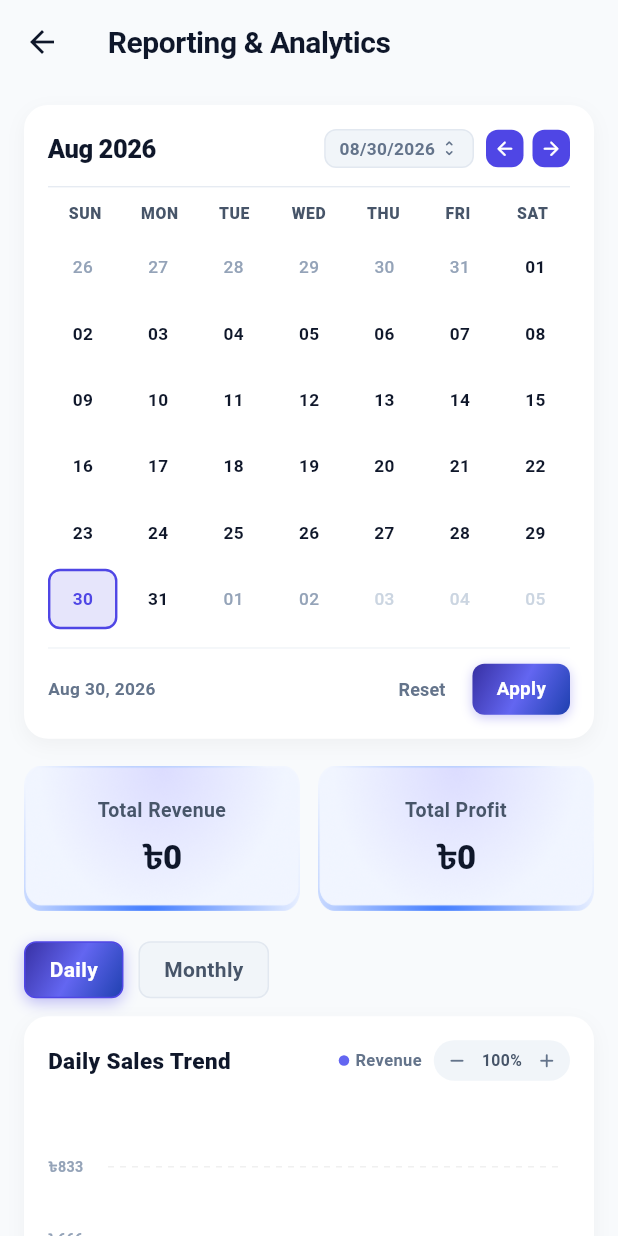
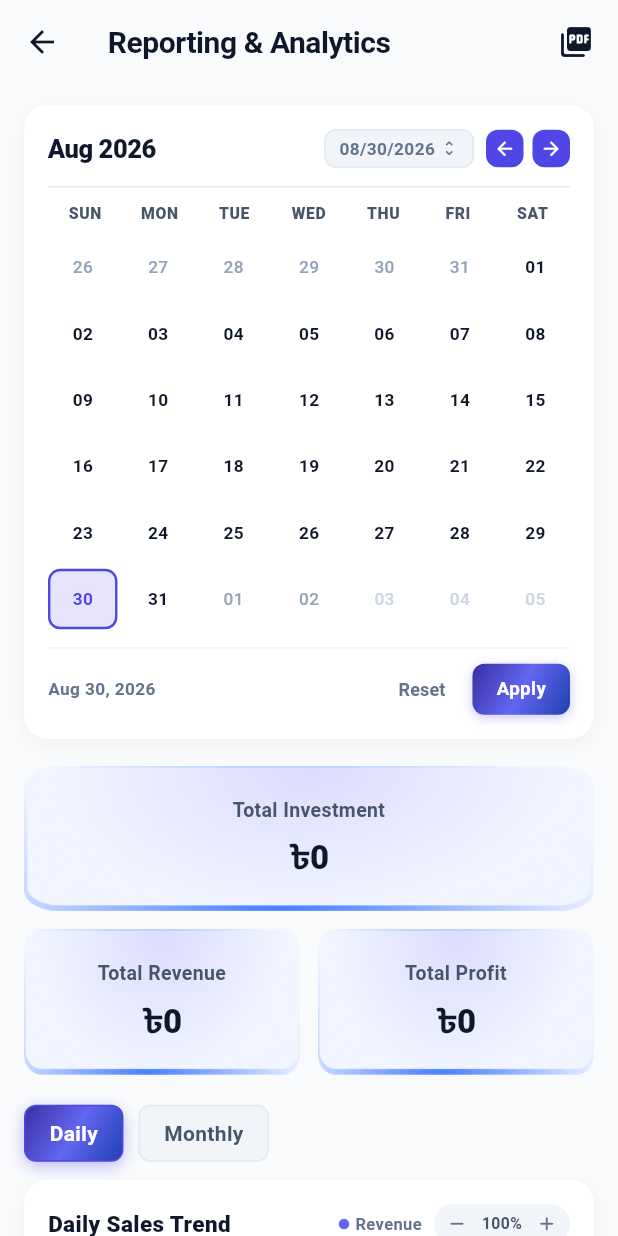
Before and after one commit to MaxJakaria/gear_track, a Flutter app: the ReportsPage screen opened directly, after a tap on "30", on a phone screen of 412 x 824 dp. Run offline on Flutter 3.47's test engine with Material 3 defaults, Android fonts, the light colour scheme and no system bars; drawn by our look-alikes of fl_chart; our stand-ins replace cloud_firestore, equatable, firebase_auth, firebase_core, flutter_bloc, fpdart and 3 more; missing offline and left inert: mobile_scanner; accounts and stored records are empty.

Commit message:
feat(reports): add direct PDF export, total investment metric, and optimized report performance

```diff
--- a/lib/core/widgets/app_drawer.dart
+++ b/lib/core/widgets/app_drawer.dart
@@ -641,7 +641,7 @@ class _AppDrawerState extends State<AppDrawer> {
                         width: 30,
                         height: 30,
                         fit: BoxFit.contain,
-                        errorBuilder: (_, __, ___) => Container(
+                        errorBuilder: (_, _, _) => Container(
                           decoration: BoxDecoration(
                             gradient: const LinearGradient(
                               colors: [Color(0xFF6366F1), Color(0xFF8B5CF6)],
--- a/lib/feature/reports/data/models/analytics_summary_model.dart
+++ b/lib/feature/reports/data/models/analytics_summary_model.dart
@@ -6,6 +6,7 @@ class AnalyticsSummaryModel extends AnalyticsSummary {
     required super.totalProfit,
     required super.itemsSold,
     required super.lowStockAlerts,
+    super.totalInvestment = 0.0,
   });
 
   factory AnalyticsSummaryModel.fromMap(Map<String, dynamic> map) {
@@ -14,6 +15,7 @@ class AnalyticsSummaryModel extends AnalyticsSummary {
       totalProfit: (map['totalProfit'] as num?)?.toDouble() ?? 0.0,
       itemsSold: (map['itemsSold'] as num?)?.toInt() ?? 0,
       lowStockAlerts: (map['lowStockAlerts'] as num?)?.toInt() ?? 0,
+      totalInvestment: (map['totalInvestment'] as num?)?.toDouble() ?? 0.0,
     );
   }
 
@@ -23,6 +25,7 @@ class AnalyticsSummaryModel extends AnalyticsSummary {
       'totalProfit': totalProfit,
       'itemsSold': itemsSold,
       'lowStockAlerts': lowStockAlerts,
+      'totalInvestment': totalInvestment,
     };
   }
 
@@ -32,6 +35,7 @@ class AnalyticsSummaryModel extends AnalyticsSummary {
       totalProfit: entity.totalProfit,
       itemsSold: entity.itemsSold,
       lowStockAlerts: entity.lowStockAlerts,
+      totalInvestment: entity.totalInvestment,
     );
   }
 }
--- a/lib/feature/reports/data/repository/reports_repository_impl.dart
+++ b/lib/feature/reports/data/repository/reports_repository_impl.dart
@@ -19,6 +19,10 @@ class ReportsRepositoryImpl implements ReportsRepository {
   final ReportsRemoteDataSource remoteDataSource;
   final SettingsRepository settingsRepository;
 
+  List<SaleModel>? _cachedSales;
+  List<ProductModel>? _cachedProducts;
+  CostCodeMapping? _cachedCostCodeMapping;
+
   ReportsRepositoryImpl({
     required this.remoteDataSource,
     required this.settingsRepository,
@@ -29,21 +33,39 @@ class ReportsRepositoryImpl implements ReportsRepository {
     ReportPeriod period, {
     DateTime? startDate,
     DateTime? endDate,
+    bool forceRefresh = false,
   }) async {
     try {
+      final List<SaleModel> allSales;
+      final List<ProductModel> allProducts;
+      final CostCodeMapping costCodeMapping;
+
+      if (!forceRefresh &&
+          _cachedSales != null &&
+          _cachedProducts != null &&
+          _cachedCostCodeMapping != null) {
+        allSales = _cachedSales!;
+        allProducts = _cachedProducts!;
+        costCodeMapping = _cachedCostCodeMapping!;
+      } else {
         final results = await Future.wait([
           remoteDataSource.getAllSales(),
           remoteDataSource.getAllProducts(),
           settingsRepository.getCostCodeMapping(),
         ]);
 
-      final allSales = results[0] as List<SaleModel>;
-      final allProducts = results[1] as List<ProductModel>;
+        allSales = results[0] as List<SaleModel>;
+        allProducts = results[1] as List<ProductModel>;
         final costCodeMappingEither =
             results[2] as Either<Failure, CostCodeMapping>;
-      final costCodeMapping = costCodeMappingEither.getOrElse(
+        costCodeMapping = costCodeMappingEither.getOrElse(
           (_) => CostCodeMapping.defaultMapping(),
         );
+
+        _cachedSales = allSales;
+        _cachedProducts = allProducts;
+        _cachedCostCodeMapping = costCodeMapping;
+      }
 
       final now = DateTime.now();
 
@@ -60,11 +82,19 @@ class ReportsRepositoryImpl implements ReportsRepository {
             (productStockCountMap[key] ?? 0) + prod.stockCount;
       }
 
-      // 2. Compute Low Stock Alerts (Products with total stock <= 5)
+      // 2. Compute Low Stock Alerts & Total Investment (in-stock items value)
       int lowStockCount = 0;
       for (final totalStock in productStockCountMap.values) {
         if (totalStock <= 5) {
           lowStockCount++;
+        }
+      }
+
+      double totalInvestment = 0.0;
+      for (final prod in allProducts) {
+        if (prod.stockCount > 0) {
+          final costPerUnit = costCodeMapping.decode(prod.costCode);
+          totalInvestment += prod.stockCount * costPerUnit;
         }
       }
 
@@ -258,6 +288,7 @@ class ReportsRepositoryImpl implements ReportsRepository {
           totalProfit: totalProfit,
           itemsSold: itemsSold,
           lowStockAlerts: lowStockCount,
+          totalInvestment: totalInvestment,
         ),
         salesRecords: salesRecords,
         dailySalesTrend: dailySalesTrend,
--- a/lib/feature/reports/domain/entities/analytics_summary.dart
+++ b/lib/feature/reports/domain/entities/analytics_summary.dart
@@ -5,19 +5,22 @@ class AnalyticsSummary extends Equatable {
   final double totalProfit;
   final int itemsSold;
   final int lowStockAlerts;
+  final double totalInvestment;
 
   const AnalyticsSummary({
     required this.totalSales,
     required this.totalProfit,
     required this.itemsSold,
     required this.lowStockAlerts,
+    this.totalInvestment = 0.0,
   });
 
   const AnalyticsSummary.empty()
     : totalSales = 0.0,
       totalProfit = 0.0,
       itemsSold = 0,
-        lowStockAlerts = 0;
+      lowStockAlerts = 0,
+      totalInvestment = 0.0;
 
   @override
   List<Object?> get props => [
@@ -25,5 +28,6 @@ class AnalyticsSummary extends Equatable {
     totalProfit,
     itemsSold,
     lowStockAlerts,
+    totalInvestment,
   ];
 }
--- a/lib/feature/reports/domain/repository/reports_repository.dart
+++ b/lib/feature/reports/domain/repository/reports_repository.dart
@@ -8,5 +8,6 @@ abstract class ReportsRepository {
     ReportPeriod period, {
     DateTime? startDate,
     DateTime? endDate,
+    bool forceRefresh = false,
   });
 }
--- a/lib/feature/reports/domain/usecases/get_analytics_report.dart
+++ b/lib/feature/reports/domain/usecases/get_analytics_report.dart
@@ -13,11 +13,13 @@ class GetAnalyticsReport {
     ReportPeriod period, {
     DateTime? startDate,
     DateTime? endDate,
+    bool forceRefresh = false,
   }) async {
     return await repository.getAnalyticsReport(
       period,
       startDate: startDate,
       endDate: endDate,
+      forceRefresh: forceRefresh,
     );
   }
 }
--- a/lib/feature/reports/presentation/bloc/reports_bloc.dart
+++ b/lib/feature/reports/presentation/bloc/reports_bloc.dart
@@ -136,6 +136,7 @@ class ReportsBloc extends Bloc<ReportsEvent, ReportsState> {
       _currentPeriod,
       startDate: _customStartDate,
       endDate: _customEndDate,
+      forceRefresh: true,
     );
     result.fold(
       (failure) => emit(ReportsError(failure.message)),
--- a/lib/feature/reports/presentation/pages/reports_page.dart
+++ b/lib/feature/reports/presentation/pages/reports_page.dart
@@ -1,5 +1,12 @@
 import 'package:flutter/material.dart';
 import 'package:flutter_bloc/flutter_bloc.dart';
+import 'package:intl/intl.dart';
+import 'package:printing/printing.dart';
+import 'package:gear_track/init_dependencies.dart';
+import 'package:gear_track/core/domain/usecases/get_shop_settings.dart';
+import 'package:gear_track/core/entities/shop_settings.dart';
+import 'package:gear_track/feature/reports/domain/entities/analytics_report.dart';
+import 'package:gear_track/feature/reports/utils/pdf_report_service.dart';
 import '../bloc/reports_bloc.dart';
 import '../widgets/embedded_calendar_card.dart';
 import '../widgets/kpi_summary_grid.dart';
@@ -15,6 +22,8 @@ class ReportsPage extends StatefulWidget {
 }
 
 class _ReportsPageState extends State<ReportsPage> {
+  bool _isGeneratingPdf = false;
+
   @override
   void initState() {
     super.initState();
@@ -31,6 +40,64 @@ class _ReportsPageState extends State<ReportsPage> {
     }
   }
 
+  Future<void> _exportPdfReport(
+    AnalyticsReport report,
+    ReportsLoaded state,
+  ) async {
+    if (_isGeneratingPdf) return;
+
+    setState(() => _isGeneratingPdf = true);
+
+    ShopSettings shopSettings = const ShopSettings();
+    try {
+      final getShopSettings = serviceLocator<GetShopSettings>();
+      final result = await getShopSettings().timeout(const Duration(seconds: 2));
+      result.fold((_) {}, (settings) => shopSettings = settings);
+    } catch (_) {}
+
+    try {
+      final pdfBytes = await PdfReportService.generateReportPdf(
+        report: report,
+        shopSettings: shopSettings,
+        startDate: state.customStartDate,
+        endDate: state.customEndDate,
+        isFilterApplied: state.customStartDate != null,
+      );
+
+      if (!mounted) return;
+      setState(() => _isGeneratingPdf = false);
+
+      final String filename;
+      if (state.customStartDate != null && state.customEndDate != null) {
+        final start = DateFormat('yyyyMMdd').format(state.customStartDate!);
+        final end = DateFormat('yyyyMMdd').format(state.customEndDate!);
+        filename = 'geartrack_report_${start}_$end.pdf';
+      } else if (state.customStartDate != null) {
+        final start = DateFormat('yyyyMMdd').format(state.customStartDate!);
+        filename = 'geartrack_report_$start.pdf';
+      } else {
+        final nowStr = DateFormat('yyyyMMdd_HHmm').format(DateTime.now());
+        filename = 'geartrack_all_time_report_$nowStr.pdf';
+      }
+
+      await Printing.sharePdf(
+        bytes: pdfBytes,
+        filename: filename,
+      );
+    } catch (e) {
+      if (!mounted) return;
+      setState(() => _isGeneratingPdf = false);
+
+      ScaffoldMessenger.of(context).showSnackBar(
+        SnackBar(
+          content: Text('Failed to generate PDF: $e'),
+          backgroundColor: Theme.of(context).colorScheme.error,
+          behavior: SnackBarBehavior.floating,
+        ),
+      );
+    }
+  }
+
   @override
   Widget build(BuildContext context) {
     return Scaffold(
@@ -39,6 +106,35 @@ class _ReportsPageState extends State<ReportsPage> {
           'Reporting & Analytics',
           style: TextStyle(fontWeight: FontWeight.bold, fontSize: 20),
         ),
+        actions: [
+          BlocBuilder<ReportsBloc, ReportsState>(
+            builder: (context, state) {
+              if (state is ReportsLoaded) {
+                return _isGeneratingPdf
+                    ? const Padding(
+                        padding: EdgeInsets.symmetric(horizontal: 14),
+                        child: Center(
+                          child: SizedBox(
+                            width: 18,
+                            height: 18,
+                            child: CircularProgressIndicator(strokeWidth: 2),
+                          ),
+                        ),
+                      )
+                    : IconButton(
+                        icon: const Icon(Icons.picture_as_pdf_rounded),
+                        tooltip: 'Export PDF Report',
+                        onPressed: () => _exportPdfReport(
+                          state.report,
+                          state,
+                        ),
+                      );
+              }
+              return const SizedBox.shrink();
+            },
+          ),
+          const SizedBox(width: 4),
+        ],
       ),
       body: BlocBuilder<ReportsBloc, ReportsState>(
         builder: (context, state) {
@@ -81,8 +177,11 @@ class _ReportsPageState extends State<ReportsPage> {
 
                     const SizedBox(height: 18),
 
-                    // Section 2: Executive 4 KPI Metric Cards Grid
-                    KpiSummaryGrid(summary: report.summary),
+                    // Section 2: Executive KPI Metric Cards Grid
+                    KpiSummaryGrid(
+                      summary: report.summary,
+                      showInvestment: state.customStartDate == null,
+                    ),
 
                     const SizedBox(height: 20),
 
--- a/lib/feature/reports/presentation/widgets/kpi_summary_grid.dart
+++ b/lib/feature/reports/presentation/widgets/kpi_summary_grid.dart
@@ -5,11 +5,13 @@ import 'kpi_metric_card.dart';
 
 class KpiSummaryGrid extends StatelessWidget {
   final AnalyticsSummary summary;
+  final bool showInvestment;
   final String currencySymbol;
 
   const KpiSummaryGrid({
     super.key,
     required this.summary,
+    this.showInvestment = true,
     this.currencySymbol = '৳',
   });
 
@@ -24,9 +26,23 @@ class KpiSummaryGrid extends StatelessWidget {
 
   @override
   Widget build(BuildContext context) {
-    return Row(
+    return Column(
       children: [
-        // 1. Total Revenue Card
+        if (showInvestment) ...[
+          // 1. Total Investment Card (on top, hidden when filter is applied)
+          SizedBox(
+            width: double.infinity,
+            child: KpiMetricCard(
+              label: 'Total Investment',
+              value: _formatCurrency(summary.totalInvestment),
+            ),
+          ),
+          const SizedBox(height: 12),
+        ],
+
+        Row(
+          children: [
+            // 2. Total Revenue Card
             Expanded(
               child: KpiMetricCard(
                 label: 'Total Revenue',
@@ -36,7 +52,7 @@ class KpiSummaryGrid extends StatelessWidget {
 
             const SizedBox(width: 12),
 
-        // 2. Total Profit Card
+            // 3. Total Profit Card
             Expanded(
               child: KpiMetricCard(
                 label: 'Total Profit',
@@ -44,6 +60,8 @@ class KpiSummaryGrid extends StatelessWidget {
               ),
             ),
           ],
+        ),
+      ],
     );
   }
 }
```
Also changed, not shown: lib/feature/reports/presentation/widgets/embedded_calendar_card.dart (+8 -8 lines), lib/feature/reports/utils/pdf_report_service.dart (added, +438 -0 lines). Lines whose indentation alone changed are shown as unchanged.
